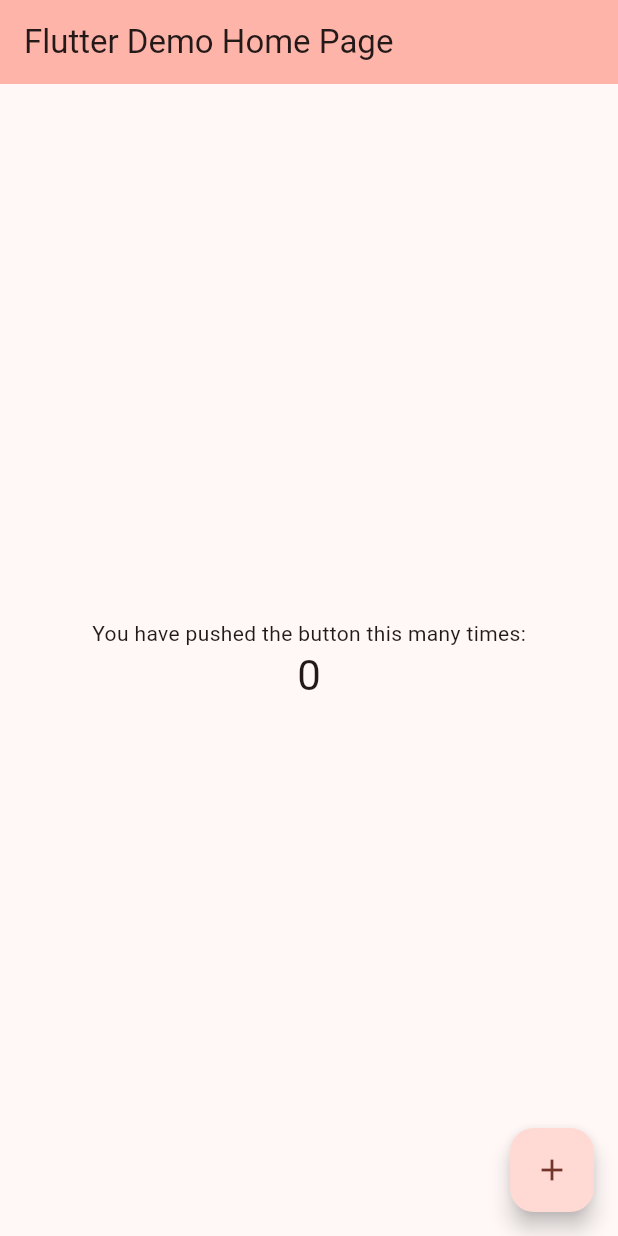
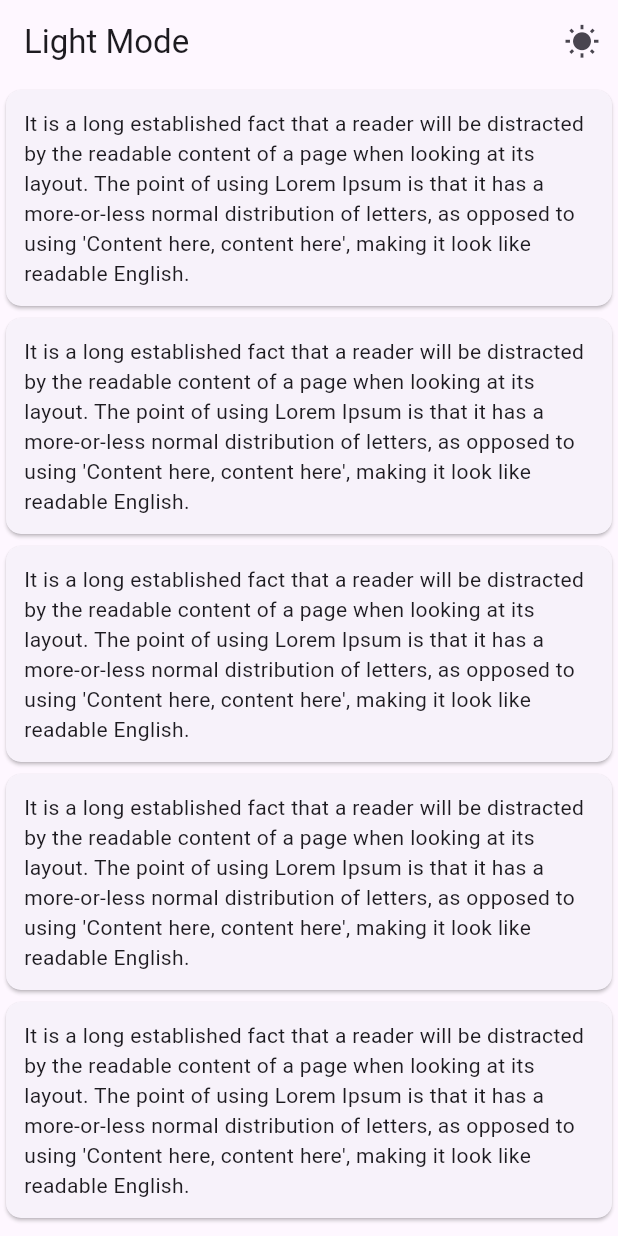
Before and after one commit to zarrouk-66/Eryzium23-projet_flutter_I3G1, a Flutter app: the screen it shows after launch, on a phone screen of 412 x 824 dp. Run offline on Flutter 3.47's test engine with Material 3 defaults, Android fonts, the phone set to English and light mode, and no system bars; our stand-ins replace shared_preferences.

Commit message:
feat: alterner entre theme light et dark

```diff
--- /dev/null
+++ b/lib/homepage.dart
@@ -0,0 +1,50 @@
+import 'package:flutter/material.dart';
+import 'package:provider/provider.dart';
+import 'model_theme.dart';
+
+class HomePage extends StatefulWidget {
+  const HomePage({Key? key}) : super(key: key);
+
+  @override
+  MyHomePageState createState() => MyHomePageState();
+}
+
+class MyHomePageState extends State<HomePage> {
+  @override
+  Widget build(BuildContext context) {
+    return Consumer<ModelTheme>(
+        builder: (context, ModelTheme themeNotifier, child) {
+          return Scaffold(
+            appBar: AppBar(
+              title: Text(themeNotifier.isDark ? "Dark Mode" : "Light Mode"),
+              actions: [
+                IconButton(
+                    icon: Icon(themeNotifier.isDark
+                        ? Icons.nightlight_round
+                        : Icons.wb_sunny),
+                    onPressed: () {
+                      themeNotifier.isDark
+                          ? themeNotifier.isDark = false
+                          : themeNotifier.isDark = true;
+                    })
+              ],
+            ),
+            body: ListView.builder(
+                itemCount:5,
+                itemBuilder: (BuildContext context, int index) {
+                  return Card(
+                    shape: RoundedRectangleBorder(
+                        borderRadius: BorderRadius.circular(10)),
+                    child:const Padding(
+                      padding:  EdgeInsets.all(12.0),
+                      child: Text(
+                        "It is a long established fact that a reader will be distracted by the readable content of a page when looking at its layout. The point of using Lorem Ipsum is that it has a more-or-less normal distribution of letters, as opposed to using 'Content here, content here', making it look like readable English.",
+                        style: TextStyle(fontSize: 14),
+                      ),
+                    ),
+                  );
+                }),
+          );
+        });
+  }
+}
--- a/lib/main.dart
+++ b/lib/main.dart
@@ -1,4 +1,7 @@
 import 'package:flutter/material.dart';
+import 'package:projet_flutter_i3g1/homepage.dart';
+import 'package:provider/provider.dart';
+import 'model_theme.dart';
 
 void main() {
   runApp(const MyApp());
@@ -10,60 +13,22 @@
   // This widget is the root of your application.
   @override
   Widget build(BuildContext context) {
-    return MaterialApp(
-      title: 'Flutter Demo',
-      theme: ThemeData(
-        colorScheme: ColorScheme.fromSeed(seedColor: Colors.red),
-        useMaterial3: true,
-      ),
-      home: const MyHomePage(title: 'Flutter Demo Home Page'),
+    return ChangeNotifierProvider(
+      create: (_) => ModelTheme(),
+      child: Consumer<ModelTheme>(
+          builder: (context, ModelTheme themeNotifier, child) {
+            return MaterialApp(
+              title: 'Flutter Demo',
+              theme: themeNotifier.isDark ? ThemeData(brightness: Brightness.dark,) :
+                ThemeData(
+                  brightness: Brightness.light,
+                  primaryColor: Colors.green,
+                  primarySwatch: Colors.green
+              ),
+              debugShowCheckedModeBanner: false,
+              home: const HomePage(),
+            );
+          }),
     );
   }
 }
-
-class MyHomePage extends StatefulWidget {
-  const MyHomePage({super.key, required this.title});
-  final String title;
-
-  @override
-  State<MyHomePage> createState() => _MyHomePageState();
-}
-
-class _MyHomePageState extends State<MyHomePage> {
-  int _counter = 0;
-
-  void _incrementCounter() {
-    setState(() {
-      _counter++;
-    });
-  }
-
-  @override
-  Widget build(BuildContext context) {
-    return Scaffold(
-      appBar: AppBar(
-        backgroundColor: Theme.of(context).colorScheme.inversePrimary,
-        title: Text(widget.title),
-      ),
-      body: Center(
-        child: Column(
-          mainAxisAlignment: MainAxisAlignment.center,
-          children: <Widget>[
-            const Text(
-              'You have pushed the button this many times:',
-            ),
-            Text(
-              '$_counter',
-              style: Theme.of(context).textTheme.headlineMedium,
-            ),
-          ],
-        ),
-      ),
-      floatingActionButton: FloatingActionButton(
-        onPressed: _incrementCounter,
-        tooltip: 'Increment',
-        child: const Icon(Icons.add),
-      ), // This trailing comma makes auto-formatting nicer for build methods.
-    );
-  }
-}
--- /dev/null
+++ b/lib/model_theme.dart
@@ -0,0 +1,25 @@
+import 'package:flutter/material.dart';
+import 'mytheme_preferences.dart';
+
+class ModelTheme extends ChangeNotifier {
+  late bool _isDark;
+  late MyThemePreferences _preferences;
+  bool get isDark => _isDark;
+
+  ModelTheme() {
+    _isDark = false;
+    _preferences = MyThemePreferences();
+    getPreferences();
+  }
+//Switching the themes
+  set isDark(bool value) {
+    _isDark = value;
+    _preferences.setTheme(value);
+    notifyListeners();
+  }
+
+  getPreferences() async {
+    _isDark = await _preferences.getTheme();
+    notifyListeners();
+  }
+}
--- /dev/null
+++ b/lib/mytheme_preferences.dart
@@ -0,0 +1,15 @@
+import 'package:shared_preferences/shared_preferences.dart';
+
+class MyThemePreferences {
+  static const THEME_KEY = "theme_key";
+
+  setTheme(bool value) async {
+    SharedPreferences sharedPreferences = await SharedPreferences.getInstance();
+    sharedPreferences.setBool(THEME_KEY, value);
+  }
+
+  getTheme() async {
+    SharedPreferences sharedPreferences = await SharedPreferences.getInstance();
+    return sharedPreferences.getBool(THEME_KEY) ?? false;
+  }
+}
--- a/pubspec.yaml
+++ b/pubspec.yaml
@@ -35,6 +35,8 @@
   # The following adds the Cupertino Icons font to your application.
   # Use with the CupertinoIcons class for iOS style icons.
   cupertino_icons: ^1.0.2
+  shared_preferences: ^2.2.2
+  provider: ^6.1.1
 
 dev_dependencies:
   flutter_test:
```
Also changed, not shown: pubspec.lock.
